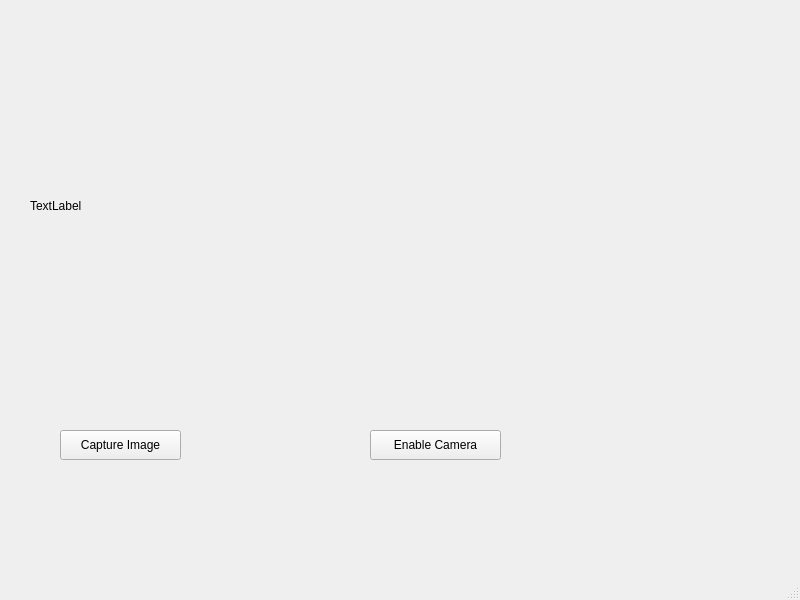
Above: sw/data_collection.ui from graysonk546/imaging-station before the change. Below: the same form after it.
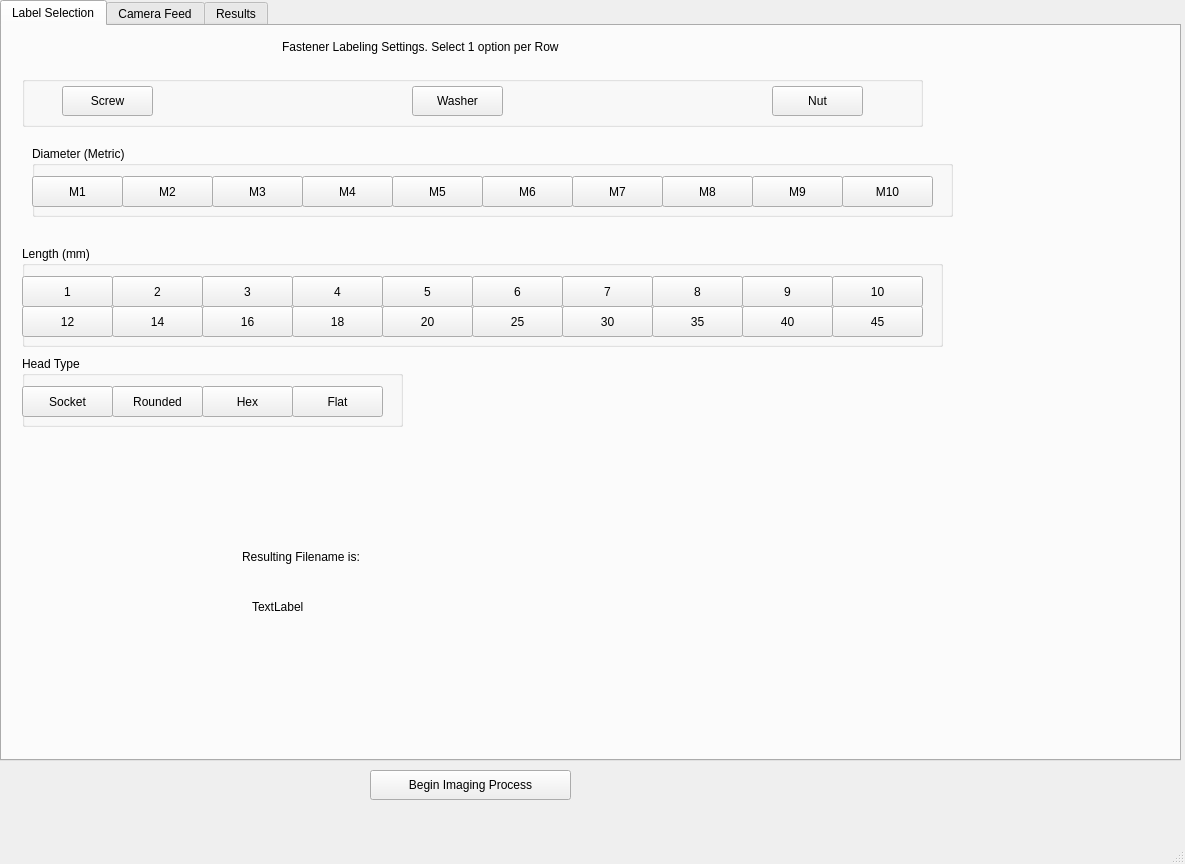
That is the form after the change.

Commit message:
Upgraded UI to have tabs
Created buttons for labeling screws alone.
Starting to connect the signals together in python.

The edit to the form file:
```diff
--- a/sw/data_collection.ui
+++ b/sw/data_collection.ui
@@ -6,8 +6,8 @@
    <rect>
     <x>0</x>
     <y>0</y>
-    <width>800</width>
-    <height>600</height>
+    <width>1185</width>
+    <height>864</height>
    </rect>
   </property>
   <property name="windowTitle">
@@ -17,41 +17,821 @@
    <widget class="QPushButton" name="start_imaging_button">
     <property name="geometry">
      <rect>
-      <x>60</x>
-      <y>430</y>
-      <width>121</width>
-      <height>30</height>
-     </rect>
-    </property>
-    <property name="text">
-     <string>Capture Image</string>
-    </property>
-   </widget>
-   <widget class="QPushButton" name="enable_camera">
-    <property name="geometry">
-     <rect>
       <x>370</x>
-      <y>430</y>
-      <width>131</width>
+      <y>770</y>
+      <width>201</width>
       <height>30</height>
      </rect>
     </property>
     <property name="text">
-     <string>Enable Camera</string>
+     <string>Begin Imaging Process</string>
     </property>
    </widget>
-   <widget class="QLabel" name="camera_feed">
+   <widget class="QTabWidget" name="tabWidget">
+    <property name="enabled">
+     <bool>true</bool>
+    </property>
     <property name="geometry">
      <rect>
-      <x>30</x>
-      <y>10</y>
-      <width>701</width>
-      <height>391</height>
+      <x>0</x>
+      <y>0</y>
+      <width>1181</width>
+      <height>761</height>
      </rect>
     </property>
-    <property name="text">
-     <string>TextLabel</string>
+    <property name="currentIndex">
+     <number>0</number>
     </property>
+    <widget class="QWidget" name="Labeling">
+     <attribute name="title">
+      <string>Label Selection</string>
+     </attribute>
+     <widget class="QLabel" name="Title">
+      <property name="geometry">
+       <rect>
+        <x>280</x>
+        <y>10</y>
+        <width>611</width>
+        <height>22</height>
+       </rect>
+      </property>
+      <property name="text">
+       <string>Fastener Labeling Settings. Select 1 option per Row</string>
+      </property>
+     </widget>
+     <widget class="QGroupBox" name="MetricMeasurements">
+      <property name="geometry">
+       <rect>
+        <x>30</x>
+        <y>120</y>
+        <width>921</width>
+        <height>71</height>
+       </rect>
+      </property>
+      <property name="title">
+       <string>Diameter (Metric)</string>
+      </property>
+      <widget class="QPushButton" name="pushButton_6">
+       <property name="geometry">
+        <rect>
+         <x>720</x>
+         <y>30</y>
+         <width>91</width>
+         <height>31</height>
+        </rect>
+       </property>
+       <property name="text">
+        <string>M9</string>
+       </property>
+       <attribute name="buttonGroup">
+        <string notr="true">MetricSizeGroup</string>
+       </attribute>
+      </widget>
+      <widget class="QPushButton" name="pushButton_8">
+       <property name="geometry">
+        <rect>
+         <x>810</x>
+         <y>30</y>
+         <width>91</width>
+         <height>31</height>
+        </rect>
+       </property>
+       <property name="text">
+        <string>M10</string>
+       </property>
+       <attribute name="buttonGroup">
+        <string notr="true">MetricSizeGroup</string>
+       </attribute>
+      </widget>
+      <widget class="QPushButton" name="pushButton_9">
+       <property name="geometry">
+        <rect>
+         <x>630</x>
+         <y>30</y>
+         <width>91</width>
+         <height>31</height>
+        </rect>
+       </property>
+       <property name="text">
+        <string>M8</string>
+       </property>
+       <attribute name="buttonGroup">
+        <string notr="true">MetricSizeGroup</string>
+       </attribute>
+      </widget>
+      <widget class="QPushButton" name="pushButton_10">
+       <property name="geometry">
+        <rect>
+         <x>450</x>
+         <y>30</y>
+         <width>91</width>
+         <height>31</height>
+        </rect>
+       </property>
+       <property name="text">
+        <string>M6</string>
+       </property>
+       <attribute name="buttonGroup">
+        <string notr="true">MetricSizeGroup</string>
+       </attribute>
+      </widget>
+      <widget class="QPushButton" name="pushButton_3">
+       <property name="geometry">
+        <rect>
+         <x>90</x>
+         <y>30</y>
+         <width>91</width>
+         <height>31</height>
+        </rect>
+       </property>
+       <property name="text">
+        <string>M2</string>
+       </property>
+       <property name="checkable">
+        <bool>true</bool>
+       </property>
+       <attribute name="buttonGroup">
+        <string notr="true">MetricSizeGroup</string>
+       </attribute>
+      </widget>
+      <widget class="QPushButton" name="pushButton_7">
+       <property name="geometry">
+        <rect>
+         <x>540</x>
+         <y>30</y>
+         <width>91</width>
+         <height>31</height>
+        </rect>
+       </property>
+       <property name="text">
+        <string>M7</string>
+       </property>
+       <property name="checkable">
+        <bool>true</bool>
+       </property>
+       <attribute name="buttonGroup">
+        <string notr="true">MetricSizeGroup</string>
+       </attribute>
+      </widget>
+      <widget class="QPushButton" name="pushButton_2">
+       <property name="geometry">
+        <rect>
+         <x>180</x>
+         <y>30</y>
+         <width>91</width>
+         <height>31</height>
+        </rect>
+       </property>
+       <property name="text">
+        <string>M3</string>
+       </property>
+       <attribute name="buttonGroup">
+        <string notr="true">MetricSizeGroup</string>
+       </attribute>
+      </widget>
+      <widget class="QPushButton" name="pushButton_5">
+       <property name="geometry">
+        <rect>
+         <x>360</x>
+         <y>30</y>
+         <width>91</width>
+         <height>31</height>
+        </rect>
+       </property>
+       <property name="text">
+        <string>M5</string>
+       </property>
+       <attribute name="buttonGroup">
+        <string notr="true">MetricSizeGroup</string>
+       </attribute>
+      </widget>
+      <widget class="QPushButton" name="pushButton">
+       <property name="geometry">
+        <rect>
+         <x>0</x>
+         <y>30</y>
+         <width>91</width>
+         <height>31</height>
+        </rect>
+       </property>
+       <property name="text">
+        <string>M1</string>
+       </property>
+       <attribute name="buttonGroup">
+        <string notr="true">MetricSizeGroup</string>
+       </attribute>
+      </widget>
+      <widget class="QPushButton" name="pushButton_4">
+       <property name="geometry">
+        <rect>
+         <x>270</x>
+         <y>30</y>
+         <width>91</width>
+         <height>31</height>
+        </rect>
+       </property>
+       <property name="text">
+        <string>M4</string>
+       </property>
+       <attribute name="buttonGroup">
+        <string notr="true">MetricSizeGroup</string>
+       </attribute>
+      </widget>
+     </widget>
+     <widget class="QGroupBox" name="groupBox">
+      <property name="geometry">
+       <rect>
+        <x>20</x>
+        <y>50</y>
+        <width>901</width>
+        <height>51</height>
+       </rect>
+      </property>
+      <property name="title">
+       <string/>
+      </property>
+      <widget class="QPushButton" name="pushButton_11">
+       <property name="geometry">
+        <rect>
+         <x>40</x>
+         <y>10</y>
+         <width>91</width>
+         <height>30</height>
+        </rect>
+       </property>
+       <property name="text">
+        <string>Screw</string>
+       </property>
+       <attribute name="buttonGroup">
+        <string notr="true">FastenerTypeGroup</string>
+       </attribute>
+      </widget>
+      <widget class="QPushButton" name="pushButton_12">
+       <property name="geometry">
+        <rect>
+         <x>390</x>
+         <y>10</y>
+         <width>91</width>
+         <height>30</height>
+        </rect>
+       </property>
+       <property name="text">
+        <string>Washer</string>
+       </property>
+       <attribute name="buttonGroup">
+        <string notr="true">FastenerTypeGroup</string>
+       </attribute>
+      </widget>
+      <widget class="QPushButton" name="pushButton_13">
+       <property name="geometry">
+        <rect>
+         <x>750</x>
+         <y>10</y>
+         <width>91</width>
+         <height>30</height>
+        </rect>
+       </property>
+       <property name="text">
+        <string>Nut</string>
+       </property>
+       <attribute name="buttonGroup">
+        <string notr="true">FastenerTypeGroup</string>
+       </attribute>
+      </widget>
+     </widget>
+     <widget class="QGroupBox" name="MetricLengths">
+      <property name="geometry">
+       <rect>
+        <x>20</x>
+        <y>220</y>
+        <width>921</width>
+        <height>101</height>
+       </rect>
+      </property>
+      <property name="title">
+       <string>Length (mm)</string>
+      </property>
+      <widget class="QPushButton" name="pushButton_14">
+       <property name="geometry">
+        <rect>
+         <x>720</x>
+         <y>30</y>
+         <width>91</width>
+         <height>31</height>
+        </rect>
+       </property>
+       <property name="text">
+        <string>9</string>
+       </property>
+       <attribute name="buttonGroup">
+        <string notr="true">MetricLengthGroup</string>
+       </attribute>
+      </widget>
+      <widget class="QPushButton" name="pushButton_15">
+       <property name="geometry">
+        <rect>
+         <x>810</x>
+         <y>30</y>
+         <width>91</width>
+         <height>31</height>
+        </rect>
+       </property>
+       <property name="text">
+        <string>10</string>
+       </property>
+       <attribute name="buttonGroup">
+        <string notr="true">MetricLengthGroup</string>
+       </attribute>
+      </widget>
+      <widget class="QPushButton" name="pushButton_16">
+       <property name="geometry">
+        <rect>
+         <x>630</x>
+         <y>30</y>
+         <width>91</width>
+         <height>31</height>
+        </rect>
+       </property>
+       <property name="text">
+        <string>8</string>
+       </property>
+       <attribute name="buttonGroup">
+        <string notr="true">MetricLengthGroup</string>
+       </attribute>
+      </widget>
+      <widget class="QPushButton" name="pushButton_17">
+       <property name="geometry">
+        <rect>
+         <x>450</x>
+         <y>30</y>
+         <width>91</width>
+         <height>31</height>
+        </rect>
+       </property>
+       <property name="text">
+        <string>6</string>
+       </property>
+       <attribute name="buttonGroup">
+        <string notr="true">MetricLengthGroup</string>
+       </attribute>
+      </widget>
+      <widget class="QPushButton" name="pushButton_18">
+       <property name="geometry">
+        <rect>
+         <x>90</x>
+         <y>30</y>
+         <width>91</width>
+         <height>31</height>
+        </rect>
+       </property>
+       <property name="text">
+        <string>2</string>
+       </property>
+       <property name="checkable">
+        <bool>true</bool>
+       </property>
+       <attribute name="buttonGroup">
+        <string notr="true">MetricLengthGroup</string>
+       </attribute>
+      </widget>
+      <widget class="QPushButton" name="pushButton_19">
+       <property name="geometry">
+        <rect>
+         <x>540</x>
+         <y>30</y>
+         <width>91</width>
+         <height>31</height>
+        </rect>
+       </property>
+       <property name="text">
+        <string>7</string>
+       </property>
+       <property name="checkable">
+        <bool>true</bool>
+       </property>
+       <attribute name="buttonGroup">
+        <string notr="true">MetricLengthGroup</string>
+       </attribute>
+      </widget>
+      <widget class="QPushButton" name="pushButton_20">
+       <property name="geometry">
+        <rect>
+         <x>180</x>
+         <y>30</y>
+         <width>91</width>
+         <height>31</height>
+        </rect>
+       </property>
+       <property name="text">
+        <string>3</string>
+       </property>
+       <attribute name="buttonGroup">
+        <string notr="true">MetricLengthGroup</string>
+       </attribute>
+      </widget>
+      <widget class="QPushButton" name="pushButton_21">
+       <property name="geometry">
+        <rect>
+         <x>360</x>
+         <y>30</y>
+         <width>91</width>
+         <height>31</height>
+        </rect>
+       </property>
+       <property name="text">
+        <string>5</string>
+       </property>
+       <attribute name="buttonGroup">
+        <string notr="true">MetricLengthGroup</string>
+       </attribute>
+      </widget>
+      <widget class="QPushButton" name="pushButton_22">
+       <property name="geometry">
+        <rect>
+         <x>0</x>
+         <y>30</y>
+         <width>91</width>
+         <height>31</height>
+        </rect>
+       </property>
+       <property name="text">
+        <string>1</string>
+       </property>
+       <attribute name="buttonGroup">
+        <string notr="true">MetricLengthGroup</string>
+       </attribute>
+      </widget>
+      <widget class="QPushButton" name="pushButton_23">
+       <property name="geometry">
+        <rect>
+         <x>270</x>
+         <y>30</y>
+         <width>91</width>
+         <height>31</height>
+        </rect>
+       </property>
+       <property name="text">
+        <string>4</string>
+       </property>
+       <attribute name="buttonGroup">
+        <string notr="true">MetricLengthGroup</string>
+       </attribute>
+      </widget>
+      <widget class="QPushButton" name="pushButton_24">
+       <property name="geometry">
+        <rect>
+         <x>270</x>
+         <y>60</y>
+         <width>91</width>
+         <height>31</height>
+        </rect>
+       </property>
+       <property name="text">
+        <string>18</string>
+       </property>
+       <attribute name="buttonGroup">
+        <string notr="true">MetricLengthGroup</string>
+       </attribute>
+      </widget>
+      <widget class="QPushButton" name="pushButton_25">
+       <property name="geometry">
+        <rect>
+         <x>720</x>
+         <y>60</y>
+         <width>91</width>
+         <height>31</height>
+        </rect>
+       </property>
+       <property name="text">
+        <string>40</string>
+       </property>
+       <attribute name="buttonGroup">
+        <string notr="true">MetricLengthGroup</string>
+       </attribute>
+      </widget>
+      <widget class="QPushButton" name="pushButton_26">
+       <property name="geometry">
+        <rect>
+         <x>810</x>
+         <y>60</y>
+         <width>91</width>
+         <height>31</height>
+        </rect>
+       </property>
+       <property name="text">
+        <string>45</string>
+       </property>
+       <attribute name="buttonGroup">
+        <string notr="true">MetricLengthGroup</string>
+       </attribute>
+      </widget>
+      <widget class="QPushButton" name="pushButton_27">
+       <property name="geometry">
+        <rect>
+         <x>90</x>
+         <y>60</y>
+         <width>91</width>
+         <height>31</height>
+        </rect>
+       </property>
+       <property name="text">
+        <string>14</string>
+       </property>
+       <property name="checkable">
+        <bool>true</bool>
+       </property>
+       <attribute name="buttonGroup">
+        <string notr="true">MetricLengthGroup</string>
+       </attribute>
+      </widget>
+      <widget class="QPushButton" name="pushButton_28">
+       <property name="geometry">
+        <rect>
+         <x>0</x>
+         <y>60</y>
+         <width>91</width>
+         <height>31</height>
+        </rect>
+       </property>
+       <property name="text">
+        <string>12</string>
+       </property>
+       <attribute name="buttonGroup">
+        <string notr="true">MetricLengthGroup</string>
+       </attribute>
+      </widget>
+      <widget class="QPushButton" name="pushButton_29">
+       <property name="geometry">
+        <rect>
+         <x>180</x>
+         <y>60</y>
+         <width>91</width>
+         <height>31</height>
+        </rect>
+       </property>
+       <property name="text">
+        <string>16</string>
+       </property>
+       <attribute name="buttonGroup">
+        <string notr="true">MetricLengthGroup</string>
+       </attribute>
+      </widget>
+      <widget class="QPushButton" name="pushButton_30">
+       <property name="geometry">
+        <rect>
+         <x>630</x>
+         <y>60</y>
+         <width>91</width>
+         <height>31</height>
+        </rect>
+       </property>
+       <property name="text">
+        <string>35</string>
+       </property>
+       <attribute name="buttonGroup">
+        <string notr="true">MetricLengthGroup</string>
+       </attribute>
+      </widget>
+      <widget class="QPushButton" name="pushButton_31">
+       <property name="geometry">
+        <rect>
+         <x>540</x>
+         <y>60</y>
+         <width>91</width>
+         <height>31</height>
+        </rect>
+       </property>
+       <property name="text">
+        <string>30</string>
+       </property>
+       <property name="checkable">
+        <bool>true</bool>
+       </property>
+       <attribute name="buttonGroup">
+        <string notr="true">MetricLengthGroup</string>
+       </attribute>
+      </widget>
+      <widget class="QPushButton" name="pushButton_32">
+       <property name="geometry">
+        <rect>
+         <x>360</x>
+         <y>60</y>
+         <width>91</width>
+         <height>31</height>
+        </rect>
+       </property>
+       <property name="text">
+        <string>20</string>
+       </property>
+       <attribute name="buttonGroup">
+        <string notr="true">MetricLengthGroup</string>
+       </attribute>
+      </widget>
+      <widget class="QPushButton" name="pushButton_33">
+       <property name="geometry">
+        <rect>
+         <x>450</x>
+         <y>60</y>
+         <width>91</width>
+         <height>31</height>
+        </rect>
+       </property>
+       <property name="text">
+        <string>25</string>
+       </property>
+       <attribute name="buttonGroup">
+        <string notr="true">MetricLengthGroup</string>
+       </attribute>
+      </widget>
+     </widget>
+     <widget class="QGroupBox" name="HeadTypes">
+      <property name="geometry">
+       <rect>
+        <x>20</x>
+        <y>330</y>
+        <width>381</width>
+        <height>71</height>
+       </rect>
+      </property>
+      <property name="title">
+       <string>Head Type</string>
+      </property>
+      <property name="checkable">
+       <bool>false</bool>
+      </property>
+      <property name="checked">
+       <bool>false</bool>
+      </property>
+      <widget class="QPushButton" name="pushButton_38">
+       <property name="geometry">
+        <rect>
+         <x>90</x>
+         <y>30</y>
+         <width>91</width>
+         <height>31</height>
+        </rect>
+       </property>
+       <property name="text">
+        <string>Rounded</string>
+       </property>
+       <property name="checkable">
+        <bool>true</bool>
+       </property>
+       <attribute name="buttonGroup">
+        <string notr="true">HeadTypeGroup</string>
+       </attribute>
+      </widget>
+      <widget class="QPushButton" name="pushButton_40">
+       <property name="geometry">
+        <rect>
+         <x>180</x>
+         <y>30</y>
+         <width>91</width>
+         <height>31</height>
+        </rect>
+       </property>
+       <property name="text">
+        <string>Hex</string>
+       </property>
+       <attribute name="buttonGroup">
+        <string notr="true">HeadTypeGroup</string>
+       </attribute>
+      </widget>
+      <widget class="QPushButton" name="pushButton_42">
+       <property name="geometry">
+        <rect>
+         <x>0</x>
+         <y>30</y>
+         <width>91</width>
+         <height>31</height>
+        </rect>
+       </property>
+       <property name="text">
+        <string>Socket</string>
+       </property>
+       <attribute name="buttonGroup">
+        <string notr="true">HeadTypeGroup</string>
+       </attribute>
+      </widget>
+      <widget class="QPushButton" name="pushButton_43">
+       <property name="geometry">
+        <rect>
+         <x>270</x>
+         <y>30</y>
+         <width>91</width>
+         <height>31</height>
+        </rect>
+       </property>
+       <property name="text">
+        <string>Flat</string>
+       </property>
+       <attribute name="buttonGroup">
+        <string notr="true">HeadTypeGroup</string>
+       </attribute>
+      </widget>
+     </widget>
+     <widget class="QLabel" name="label">
+      <property name="geometry">
+       <rect>
+        <x>240</x>
+        <y>520</y>
+        <width>421</width>
+        <height>22</height>
+       </rect>
+      </property>
+      <property name="text">
+       <string>Resulting Filename is:</string>
+      </property>
+     </widget>
+     <widget class="QLabel" name="label_2">
+      <property name="geometry">
+       <rect>
+        <x>250</x>
+        <y>570</y>
+        <width>391</width>
+        <height>22</height>
+       </rect>
+      </property>
+      <property name="text">
+       <string>TextLabel</string>
+      </property>
+     </widget>
+    </widget>
+    <widget class="QWidget" name="CameraFeed">
+     <attribute name="title">
+      <string>Camera Feed</string>
+     </attribute>
+     <widget class="QLabel" name="camera_feed">
+      <property name="geometry">
+       <rect>
+        <x>0</x>
+        <y>0</y>
+        <width>901</width>
+        <height>541</height>
+       </rect>
+      </property>
+      <property name="text">
+       <string>Camera Feed Goes Here</string>
+      </property>
+     </widget>
+    </widget>
+    <widget class="QWidget" name="Results">
+     <attribute name="title">
+      <string>Results</string>
+     </attribute>
+     <widget class="QLabel" name="photo1">
+      <property name="geometry">
+       <rect>
+        <x>60</x>
+        <y>30</y>
+        <width>301</width>
+        <height>191</height>
+       </rect>
+      </property>
+      <property name="text">
+       <string>TextLabel</string>
+      </property>
+     </widget>
+     <widget class="QLabel" name="photo2">
+      <property name="geometry">
+       <rect>
+        <x>410</x>
+        <y>30</y>
+        <width>301</width>
+        <height>191</height>
+       </rect>
+      </property>
+      <property name="text">
+       <string>TextLabel</string>
+      </property>
+     </widget>
+     <widget class="QLabel" name="photo3">
+      <property name="geometry">
+       <rect>
+        <x>40</x>
+        <y>290</y>
+        <width>301</width>
+        <height>191</height>
+       </rect>
+      </property>
+      <property name="text">
+       <string>TextLabel</string>
+      </property>
+     </widget>
+     <widget class="QLabel" name="photo4">
+      <property name="geometry">
+       <rect>
+        <x>400</x>
+        <y>280</y>
+        <width>301</width>
+        <height>191</height>
+       </rect>
+      </property>
+      <property name="text">
+       <string>TextLabel</string>
+      </property>
+     </widget>
+    </widget>
    </widget>
   </widget>
   <widget class="QMenuBar" name="menubar">
```
Left out of the diff: 8 changed lines with no effect on the pictures. The commit also changes 1 other file.
